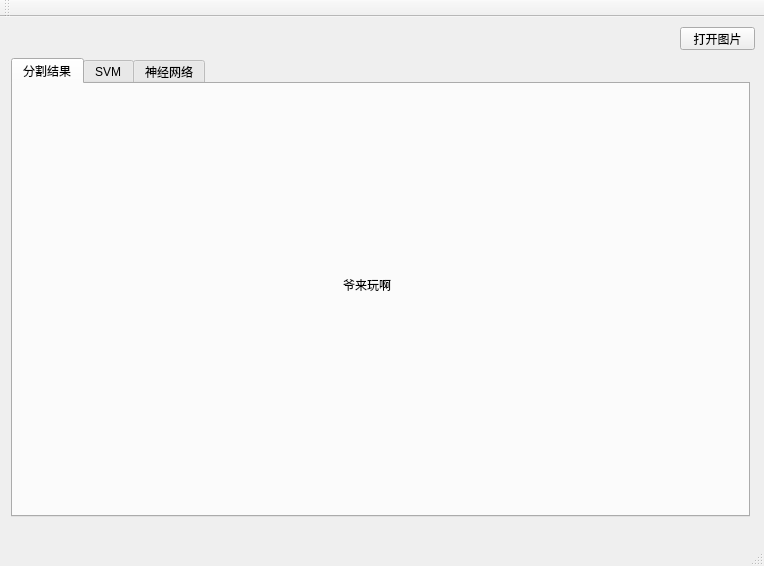
The window that mainwindow.ui (dszhengyu/lj) describes before a commit, drawn with Qt 5.
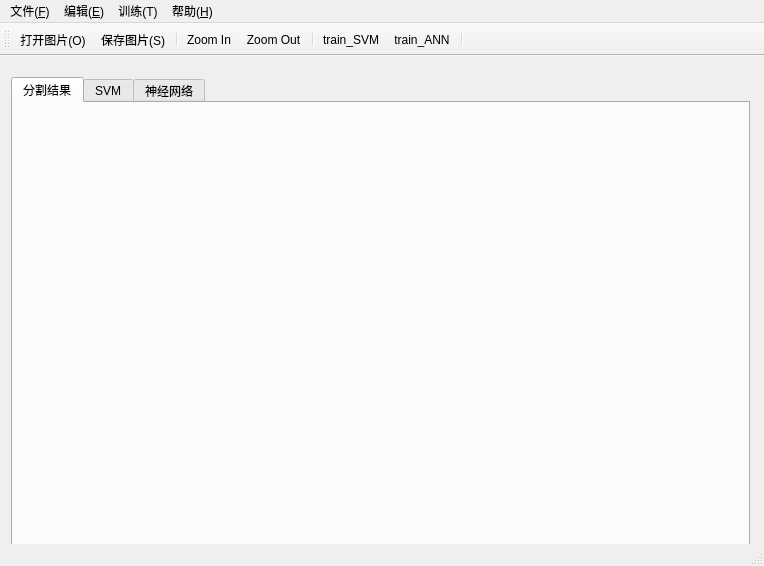
The same window after the commit. Icons and pictures are not drawn.

The edit to the form file:
```diff
--- a/mainwindow.ui
+++ b/mainwindow.ui
@@ -11,29 +11,23 @@
    </rect>
   </property>
   <property name="windowTitle">
-   <string>MainWindow</string>
+   <string>Leukocyte Nucleus</string>
+  </property>
+  <property name="windowIcon">
+   <iconset resource="pic.qrc">
+    <normaloff>:/images/images/microscope.ico</normaloff>:/images/images/microscope.ico</iconset>
+  </property>
+  <property name="autoFillBackground">
+   <bool>true</bool>
   </property>
   <widget class="QWidget" name="centralWidget">
-   <widget class="QPushButton" name="pushButton">
-    <property name="geometry">
-     <rect>
-      <x>680</x>
-      <y>10</y>
-      <width>75</width>
-      <height>23</height>
-     </rect>
-    </property>
-    <property name="text">
-     <string>打开图片</string>
-    </property>
-   </widget>
    <widget class="QWidget" name="gridLayoutWidget">
     <property name="geometry">
      <rect>
       <x>0</x>
-      <y>30</y>
+      <y>10</y>
       <width>761</width>
-      <height>481</height>
+      <height>501</height>
      </rect>
     </property>
     <layout class="QGridLayout" name="gridLayout">
@@ -62,19 +56,6 @@
           <string/>
          </property>
         </widget>
-        <widget class="QLabel" name="label_4">
-         <property name="geometry">
-          <rect>
-           <x>330</x>
-           <y>150</y>
-           <width>101</width>
-           <height>101</height>
-          </rect>
-         </property>
-         <property name="text">
-          <string>爷来玩啊</string>
-         </property>
-        </widget>
        </widget>
        <widget class="QWidget" name="tab_4">
         <attribute name="title">
@@ -126,6 +107,37 @@
      <height>23</height>
     </rect>
    </property>
+   <widget class="QMenu" name="menu_F">
+    <property name="title">
+     <string>文件(&amp;F)</string>
+    </property>
+    <addaction name="action"/>
+    <addaction name="action_S"/>
+   </widget>
+   <widget class="QMenu" name="menu_T">
+    <property name="title">
+     <string>训练(T)</string>
+    </property>
+    <addaction name="actionSVM"/>
+    <addaction name="actionTrain_ANN"/>
+   </widget>
+   <widget class="QMenu" name="menu_H">
+    <property name="title">
+     <string>帮助(&amp;H)</string>
+    </property>
+    <addaction name="actionAbout"/>
+   </widget>
+   <widget class="QMenu" name="menu_E">
+    <property name="title">
+     <string>编辑(&amp;E)</string>
+    </property>
+    <addaction name="actionZoom_In"/>
+    <addaction name="actionZoom_Out"/>
+   </widget>
+   <addaction name="menu_F"/>
+   <addaction name="menu_E"/>
+   <addaction name="menu_T"/>
+   <addaction name="menu_H"/>
   </widget>
   <widget class="QToolBar" name="mainToolBar">
    <attribute name="toolBarArea">
@@ -134,8 +146,89 @@
    <attribute name="toolBarBreak">
     <bool>false</bool>
    </attribute>
+   <addaction name="action"/>
+   <addaction name="action_S"/>
+   <addaction name="separator"/>
+   <addaction name="actionZoom_In"/>
+   <addaction name="actionZoom_Out"/>
+   <addaction name="separator"/>
+   <addaction name="actionSVM"/>
+   <addaction name="actionTrain_ANN"/>
+   <addaction name="separator"/>
   </widget>
   <widget class="QStatusBar" name="statusBar"/>
+  <action name="action">
+   <property name="icon">
+    <iconset resource="pic.qrc">
+     <normaloff>:/images/images/new.png</normaloff>:/images/images/new.png</iconset>
+   </property>
+   <property name="text">
+    <string>打开图片(&amp;O)</string>
+   </property>
+   <property name="shortcut">
+    <string>Ctrl+N</string>
+   </property>
+   <property name="iconVisibleInMenu">
+    <bool>true</bool>
+   </property>
+  </action>
+  <action name="actionSVM">
+   <property name="icon">
+    <iconset resource="pic.qrc">
+     <normaloff>:/images/images/vector.png</normaloff>:/images/images/vector.png</iconset>
+   </property>
+   <property name="text">
+    <string>train_SVM</string>
+   </property>
+  </action>
+  <action name="actionTrain_ANN">
+   <property name="icon">
+    <iconset resource="pic.qrc">
+     <normaloff>:/images/images/brain.png</normaloff>:/images/images/brain.png</iconset>
+   </property>
+   <property name="text">
+    <string>train_ANN</string>
+   </property>
+  </action>
+  <action name="action_S">
+   <property name="icon">
+    <iconset resource="pic.qrc">
+     <normaloff>:/images/images/save.png</normaloff>:/images/images/save.png</iconset>
+   </property>
+   <property name="text">
+    <string>保存图片(&amp;S)</string>
+   </property>
+   <property name="shortcut">
+    <string>Ctrl+S</string>
+   </property>
+  </action>
+  <action name="actionAbout">
+   <property name="icon">
+    <iconset resource="pic.qrc">
+     <normaloff>:/images/images/doc.png</normaloff>:/images/images/doc.png</iconset>
+   </property>
+   <property name="text">
+    <string>About</string>
+   </property>
+  </action>
+  <action name="actionZoom_In">
+   <property name="icon">
+    <iconset resource="pic.qrc">
+     <normaloff>:/images/images/zoom in.png</normaloff>:/images/images/zoom in.png</iconset>
+   </property>
+   <property name="text">
+    <string>Zoom In</string>
+   </property>
+  </action>
+  <action name="actionZoom_Out">
+   <property name="icon">
+    <iconset resource="pic.qrc">
+     <normaloff>:/images/images/zoom out.png</normaloff>:/images/images/zoom out.png</iconset>
+   </property>
+   <property name="text">
+    <string>Zoom Out</string>
+   </property>
+  </action>
  </widget>
  <layoutdefault spacing="6" margin="11"/>
  <resources/>
```
Left out of the diff: 10 changed lines with no effect on the pictures.
